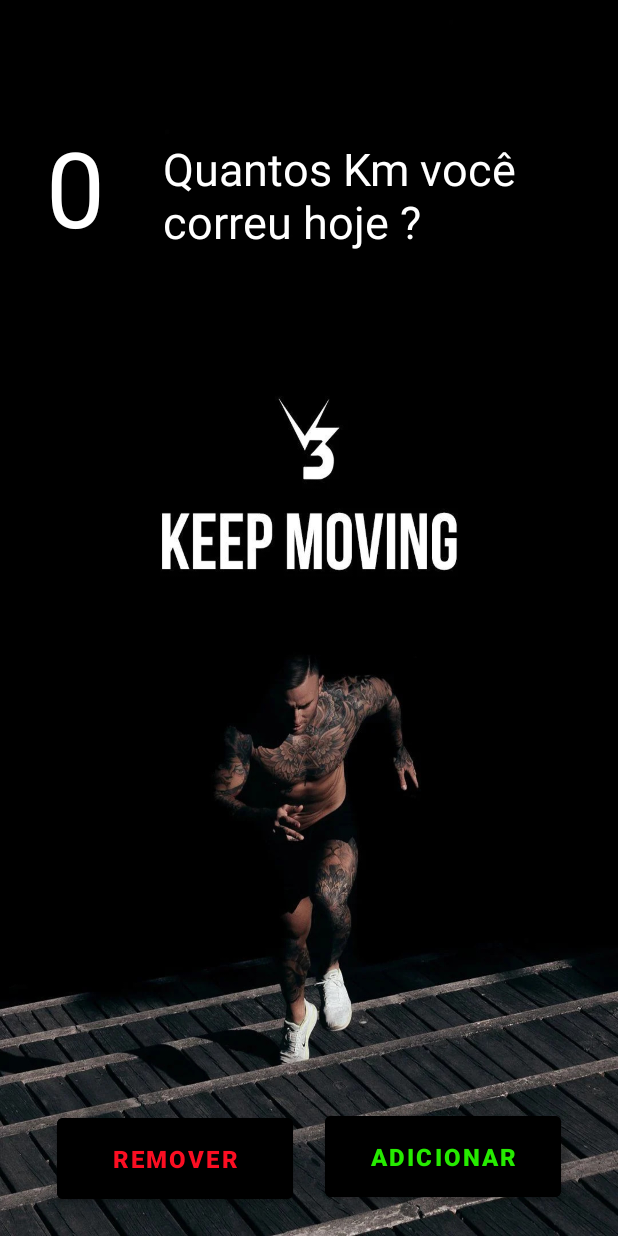
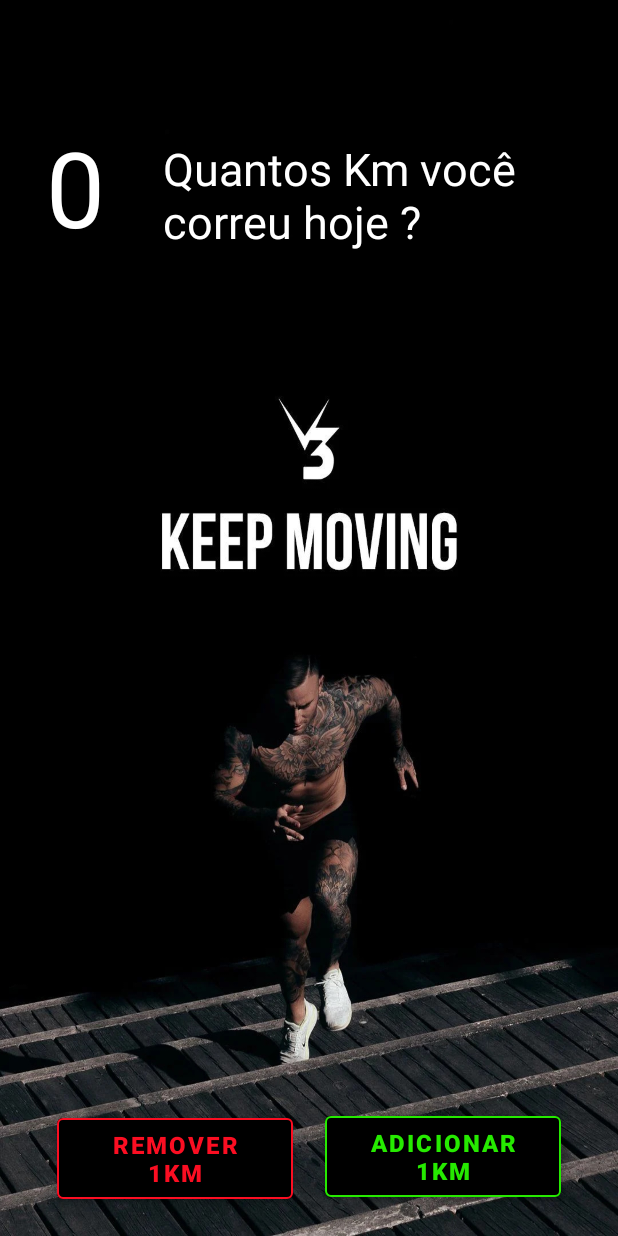
Before and after one commit to IgorMariano25/FitnessApp, an Android app: the screen it shows after launch (MainActivity), on a phone screen of 412 x 824 dp. Run offline under Robolectric (Android 15) with nearby library versions, the phone set to English and light mode, and no system bars.

Commit message:
Adicionando stroke e alterando texto dos botões

```diff
--- a/app/src/main/res/layout/activity_main.xml
+++ b/app/src/main/res/layout/activity_main.xml
@@ -34,9 +34,11 @@
         android:textStyle="bold"
         android:backgroundTint="@color/black"
         android:textColor="@color/verde_lima"
-        android:text="Adicionar"
+        android:text="Adicionar 1km"
         app:layout_constraintBottom_toBottomOf="parent"
-        app:layout_constraintEnd_toEndOf="parent" />
+        app:layout_constraintEnd_toEndOf="parent"
+        app:strokeWidth="1dp"
+        app:strokeColor="@color/verde_lima"/>
 
     <Button
         android:id="@+id/removerKmButton"
@@ -48,12 +50,14 @@
         android:textStyle="bold"
         android:backgroundTint="@color/black"
         android:textColor="@color/vermelho"
-        android:text="Remover"
+        android:text="Remover 1km"
         app:layout_constraintBottom_toBottomOf="parent"
         app:layout_constraintEnd_toStartOf="@+id/adicionarKmButton"
         app:layout_constraintStart_toStartOf="parent"
         app:layout_constraintTop_toTopOf="parent"
-        app:layout_constraintVertical_bias="0.996" />
+        app:layout_constraintVertical_bias="0.996"
+        app:strokeWidth="1dp"
+        app:strokeColor="@color/vermelho"/>
 
     <TextView
         android:id="@+id/textView"
@@ -68,6 +72,6 @@
         app:layout_constraintEnd_toEndOf="parent"
         app:layout_constraintStart_toEndOf="@+id/contadorKmTextView"
         app:layout_constraintTop_toTopOf="parent"
-        app:layout_constraintVertical_bias="0.112" />
+        app:layout_constraintVertical_bias="0.112"/>
 
 </androidx.constraintlayout.widget.ConstraintLayout>
```
